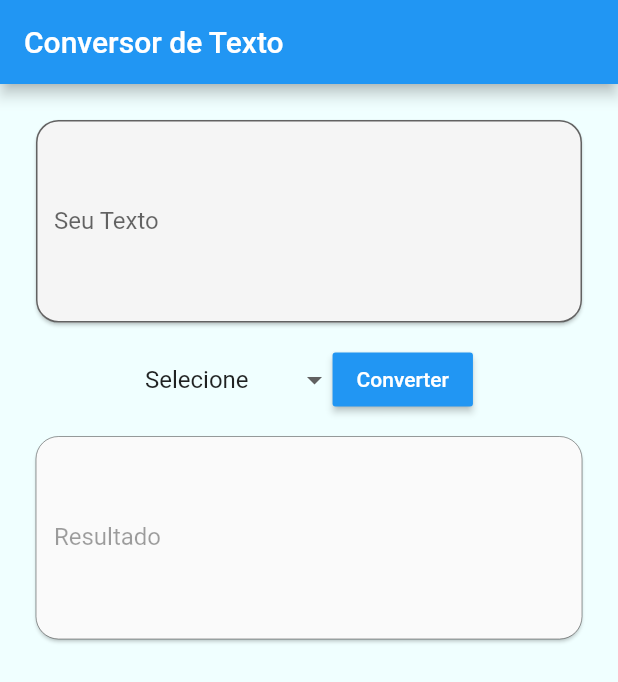
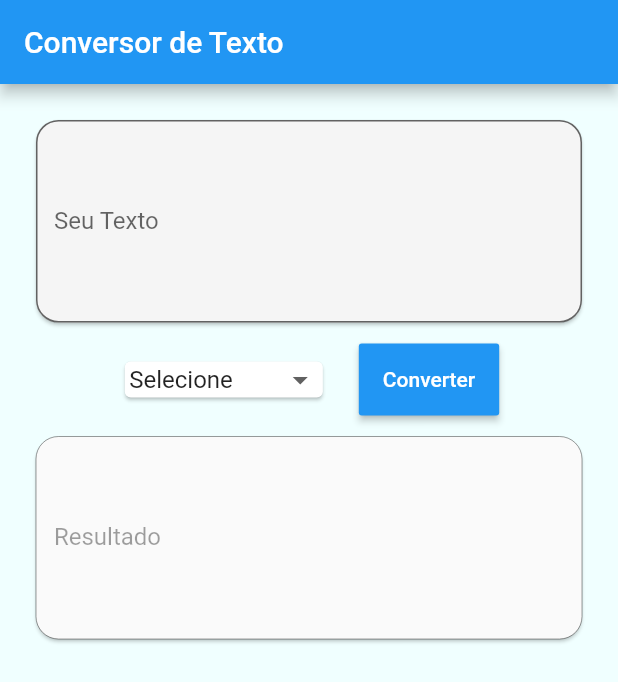
Before and after one commit to LeandroLS-archived/conversor-texto-app, a Flutter app: the screen it shows after launch, on a phone screen of 412 x 824 dp. Shown: the top 682 px of the screen. Run offline on Flutter 3.47's test engine with Material 2 defaults, Android fonts, the phone set to English and light mode, and no system bars.

Commit message:
melhorando aparencia

```diff
--- a/lib/widgets/text_areas.dart
+++ b/lib/widgets/text_areas.dart
@@ -70,11 +70,15 @@ class _TextAreasState extends State<TextAreas> {
                   mainAxisAlignment: MainAxisAlignment.center,
                   children: <Widget>[
                     Container(
-                      width: 125,
+                      width: 140,
+                      child: Card(
+                        child: Padding(
+                          padding: const EdgeInsets.only(left: 3, right: 3),
                           child: DropdownButtonFormField<String>(
                             decoration: InputDecoration.collapsed(hintText: ''),
-                        validator: (value) =>
-                            value == 'Selecione' ? 'Selecione um valor.' : null,
+                            validator: (value) => value == 'Selecione'
+                                ? 'Selecione um valor.'
+                                : null,
                             value: _dropdownValue,
                             onChanged: (String newValue) {
                               setState(() {
@@ -90,7 +94,15 @@ class _TextAreasState extends State<TextAreas> {
                             }).toList(),
                           ),
                         ),
+                      ),
+                    ),
+                    SizedBox(
+                      width: 20,
+                    ),
                     Container(
+                      child: ButtonTheme(
+                        // minWidth: 200.0,
+                        height: 48.0,
                         child: RaisedButton(
                           color: Theme.of(context).primaryColor,
                           textColor: Colors.white,
@@ -103,6 +115,7 @@ class _TextAreasState extends State<TextAreas> {
                           },
                           child: const Text(
                             'Converter',
+                          ),
                         ),
                       ),
                     ),
@@ -120,8 +133,9 @@ class _TextAreasState extends State<TextAreas> {
             controller: _myController,
             enabled: false,
             decoration: InputDecoration(
-              border:
-                  OutlineInputBorder(borderRadius: BorderRadius.circular(15)),
+              border: OutlineInputBorder(
+                borderRadius: BorderRadius.circular(15),
+              ),
               filled: true,
               labelText: 'Resultado',
             ),
```
Also changed, not shown: lib/widgets/drop_down_button.dart (deleted, +0 -32 lines). Lines whose indentation alone changed are shown as unchanged.
